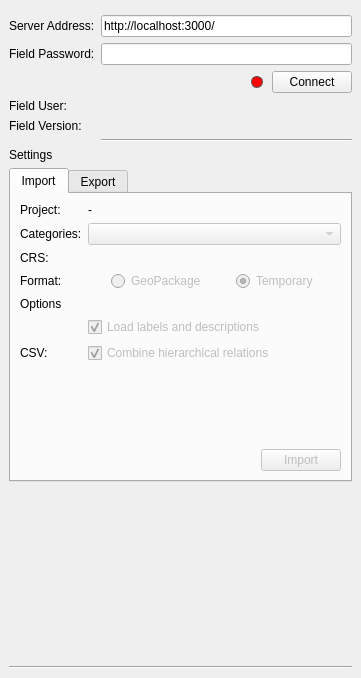
Above: field_connect_dockwidget_base.ui from gbv/field-connect before the change. Below: the same form after it.
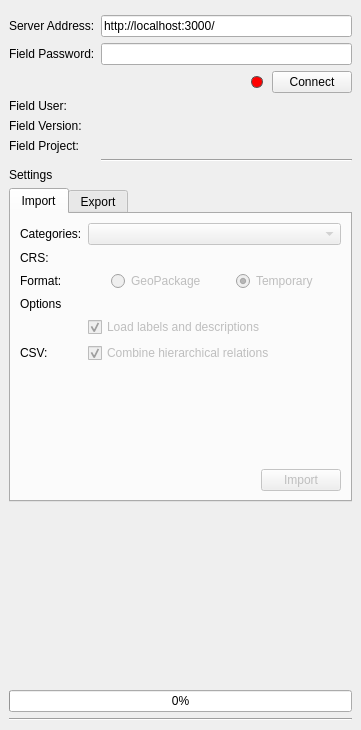
That is the form after the change. Custom widgets are drawn as their Qt base class.

Commit message: Show a progress bar if the import/export takes longer than 1s

What changed in the file:
```diff
--- a/field_connect_dockwidget_base.ui
+++ b/field_connect_dockwidget_base.ui
@@ -10,13 +10,13 @@
     <x>0</x>
     <y>0</y>
     <width>361</width>
-    <height>678</height>
+    <height>730</height>
    </rect>
   </property>
   <property name="minimumSize">
    <size>
     <width>361</width>
-    <height>678</height>
+    <height>730</height>
    </size>
   </property>
   <property name="maximumSize">
@@ -165,7 +165,7 @@
         </property>
        </widget>
       </item>
-      <item row="5" column="1">
+      <item row="6" column="1">
        <widget class="Line" name="hzLineSettings">
         <property name="sizePolicy">
          <sizepolicy hsizetype="Expanding" vsizetype="Fixed">
@@ -178,35 +178,22 @@
         </property>
        </widget>
       </item>
-      <item row="6" column="0">
+      <item row="7" column="0">
        <widget class="QLabel" name="labelSettings">
         <property name="text">
          <string>Settings</string>
         </property>
        </widget>
       </item>
+      <item row="5" column="0">
+       <widget class="QLabel" name="labelFieldProject">
+        <property name="text">
+         <string>Field Project:</string>
+        </property>
+       </widget>
+      </item>
      </layout>
     </item>
-    <item row="4" column="0">
-     <widget class="Line" name="hzLine">
-      <property name="orientation">
-       <enum>Qt::Horizontal</enum>
-      </property>
-     </widget>
-    </item>
-    <item row="3" column="0">
-     <spacer name="verticalSpacer">
-      <property name="orientation">
-       <enum>Qt::Vertical</enum>
-      </property>
-      <property name="sizeHint" stdset="0">
-       <size>
-        <width>20</width>
-        <height>40</height>
-       </size>
-      </property>
-     </spacer>
-    </item>
     <item row="2" column="0">
      <widget class="QTabWidget" name="tabWidget">
       <property name="sizePolicy">
@@ -251,20 +238,6 @@
             <property name="verticalSpacing">
              <number>6</number>
             </property>
-            <item row="0" column="0">
-             <widget class="QLabel" name="labelProject">
-              <property name="text">
-               <string>Project:</string>
-              </property>
-             </widget>
-            </item>
-            <item row="0" column="1">
-             <widget class="QLabel" name="selectProject">
-              <property name="text">
-               <string>-</string>
-              </property>
-             </widget>
-            </item>
             <item row="1" column="0">
              <widget class="QLabel" name="labelCategories">
               <property name="text">
@@ -868,6 +841,36 @@
       </widget>
      </widget>
     </item>
+    <item row="4" column="0">
+     <widget class="QProgressBar" name="progressBar">
+      <property name="maximum">
+       <number>100</number>
+      </property>
+      <property name="value">
+       <number>0</number>
+      </property>
+     </widget>
+    </item>
+    <item row="5" column="0">
+     <widget class="Line" name="hzLine">
+      <property name="orientation">
+       <enum>Qt::Horizontal</enum>
+      </property>
+     </widget>
+    </item>
+    <item row="3" column="0">
+     <spacer name="verticalSpacer">
+      <property name="orientation">
+       <enum>Qt::Vertical</enum>
+      </property>
+      <property name="sizeHint" stdset="0">
+       <size>
+        <width>20</width>
+        <height>40</height>
+       </size>
+      </property>
+     </spacer>
+    </item>
    </layout>
   </widget>
  </widget>
```
Left out of the diff: 7 changed lines with no effect on the pictures. The commit also changes 2 other files.
